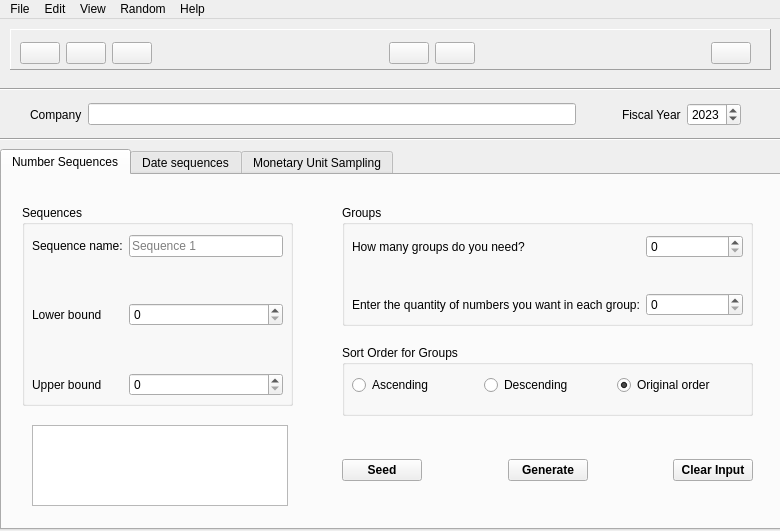
The window that MainWindow.ui (tlex-web/avega_sampling) describes before a commit, drawn with Qt 5.
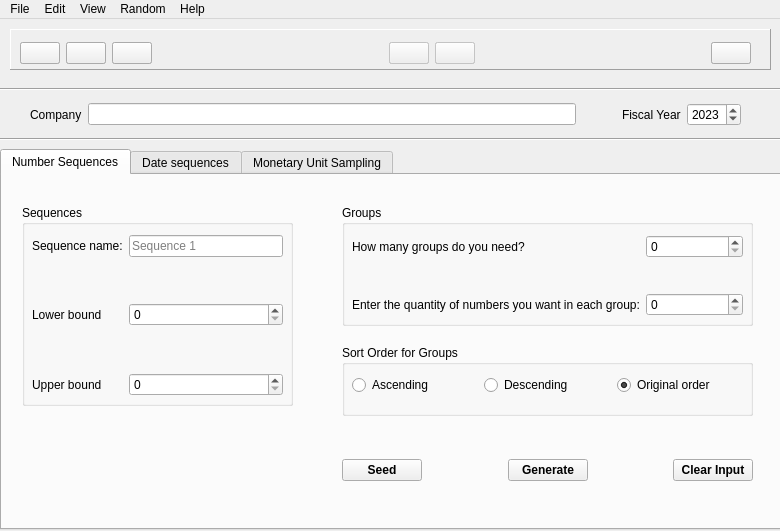
The same window after the commit. Icons and pictures are not drawn.

```diff
--- a/MainWindow.ui
+++ b/MainWindow.ui
@@ -361,16 +361,6 @@
        </item>
       </layout>
      </widget>
-     <widget class="QTextBrowser" name="output_element">
-      <property name="geometry">
-       <rect>
-        <x>30</x>
-        <y>250</y>
-        <width>256</width>
-        <height>81</height>
-       </rect>
-      </property>
-     </widget>
     </widget>
     <widget class="QWidget" name="tab_dates">
      <attribute name="title">
@@ -924,6 +914,174 @@
       </item>
      </layout>
     </widget>
+    <widget class="QFrame" name="legend">
+     <property name="geometry">
+      <rect>
+       <x>0</x>
+       <y>0</y>
+       <width>761</width>
+       <height>41</height>
+      </rect>
+     </property>
+     <property name="styleSheet">
+      <string notr="true"/>
+     </property>
+     <property name="frameShape">
+      <enum>QFrame::Panel</enum>
+     </property>
+     <property name="frameShadow">
+      <enum>QFrame::Raised</enum>
+     </property>
+     <widget class="QWidget" name="horizontalLayoutWidget_8">
+      <property name="geometry">
+       <rect>
+        <x>10</x>
+        <y>10</y>
+        <width>731</width>
+        <height>28</height>
+       </rect>
+      </property>
+      <layout class="QHBoxLayout" name="legend_btn">
+       <item>
+        <widget class="QPushButton" name="pushButton_new_file_2">
+         <property name="toolTip">
+          <string>new file</string>
+         </property>
+         <property name="styleSheet">
+          <string notr="true"/>
+         </property>
+         <property name="icon">
+          <iconset resource="resources.qrc">
+           <normaloff>:/icons/assets/icons/new_file.png</normaloff>:/icons/assets/icons/new_file.png</iconset>
+         </property>
+         <property name="autoDefault">
+          <bool>false</bool>
+         </property>
+         <property name="default">
+          <bool>false</bool>
+         </property>
+         <property name="flat">
+          <bool>false</bool>
+         </property>
+        </widget>
+       </item>
+       <item>
+        <widget class="QPushButton" name="pushButton_save_as_2">
+         <property name="toolTip">
+          <string>save as</string>
+         </property>
+         <property name="text">
+          <string/>
+         </property>
+         <property name="icon">
+          <iconset resource="resources.qrc">
+           <normaloff>:/icons/assets/icons/save.png</normaloff>:/icons/assets/icons/save.png</iconset>
+         </property>
+        </widget>
+       </item>
+       <item>
+        <widget class="QPushButton" name="pushButton_save_2">
+         <property name="toolTip">
+          <string>save</string>
+         </property>
+         <property name="text">
+          <string/>
+         </property>
+         <property name="icon">
+          <iconset resource="resources.qrc">
+           <normaloff>:/icons/assets/icons/folder.png</normaloff>:/icons/assets/icons/folder.png</iconset>
+         </property>
+         <property name="iconSize">
+          <size>
+           <width>16</width>
+           <height>16</height>
+          </size>
+         </property>
+        </widget>
+       </item>
+       <item>
+        <spacer name="horizontalSpacer_8">
+         <property name="orientation">
+          <enum>Qt::Horizontal</enum>
+         </property>
+         <property name="sizeHint" stdset="0">
+          <size>
+           <width>40</width>
+           <height>20</height>
+          </size>
+         </property>
+        </spacer>
+       </item>
+       <item>
+        <widget class="QPushButton" name="pushButton_copy_2">
+         <property name="enabled">
+          <bool>false</bool>
+         </property>
+         <property name="toolTip">
+          <string>copy</string>
+         </property>
+         <property name="text">
+          <string/>
+         </property>
+         <property name="icon">
+          <iconset resource="resources.qrc">
+           <normaloff>:/icons/assets/icons/copy.png</normaloff>:/icons/assets/icons/copy.png</iconset>
+         </property>
+        </widget>
+       </item>
+       <item alignment="Qt::AlignHCenter">
+        <widget class="QPushButton" name="pushButton_paste_2">
+         <property name="enabled">
+          <bool>false</bool>
+         </property>
+         <property name="toolTip">
+          <string>paste</string>
+         </property>
+         <property name="text">
+          <string/>
+         </property>
+         <property name="icon">
+          <iconset resource="resources.qrc">
+           <normaloff>:/icons/assets/icons/paste.png</normaloff>:/icons/assets/icons/paste.png</iconset>
+         </property>
+         <property name="iconSize">
+          <size>
+           <width>16</width>
+           <height>16</height>
+          </size>
+         </property>
+        </widget>
+       </item>
+       <item>
+        <spacer name="horizontalSpacer_9">
+         <property name="orientation">
+          <enum>Qt::Horizontal</enum>
+         </property>
+         <property name="sizeHint" stdset="0">
+          <size>
+           <width>40</width>
+           <height>20</height>
+          </size>
+         </property>
+        </spacer>
+       </item>
+       <item>
+        <widget class="QPushButton" name="pushButton_help_2">
+         <property name="toolTip">
+          <string>help</string>
+         </property>
+         <property name="text">
+          <string/>
+         </property>
+         <property name="icon">
+          <iconset resource="resources.qrc">
+           <normaloff>:/icons/assets/icons/q_mark.png</normaloff>:/icons/assets/icons/q_mark.png</iconset>
+         </property>
+        </widget>
+       </item>
+      </layout>
+     </widget>
+    </widget>
    </widget>
    <widget class="QWidget" name="horizontalLayoutWidget_4">
     <property name="geometry">
```
Left out of the diff: 90 changed lines with no effect on the pictures.
